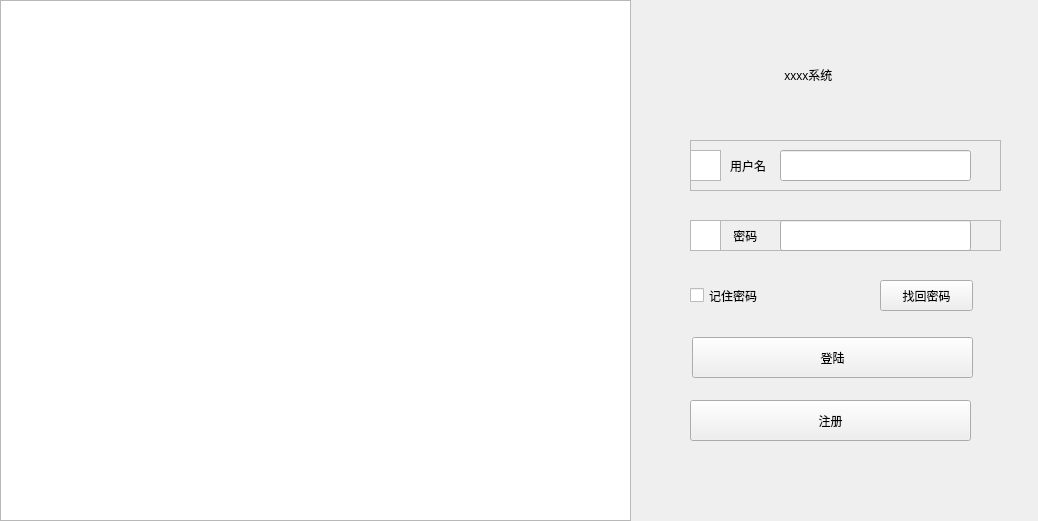
Before: the Qt Designer form UI/loginRegister/loginWidget.ui in Whitepinkwolf/Code-Reviewer-Porject, drawn with Qt 5.
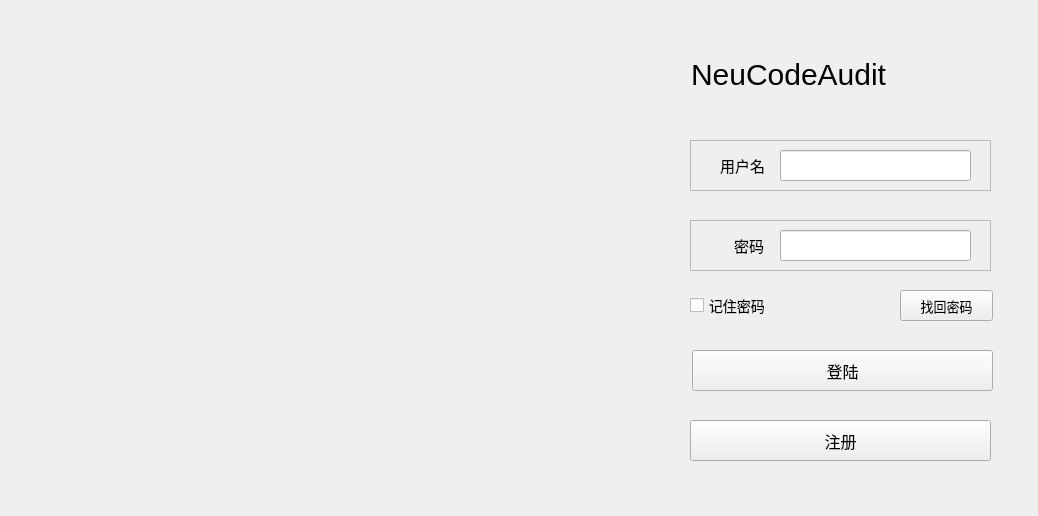
After: the same form once the commit is applied.

The edit to the form file:
```diff
--- a/UI/loginRegister/loginWidget.ui
+++ b/UI/loginRegister/loginWidget.ui
@@ -7,21 +7,29 @@
     <x>0</x>
     <y>0</y>
     <width>1038</width>
-    <height>521</height>
+    <height>516</height>
    </rect>
   </property>
   <property name="windowTitle">
    <string>Form</string>
   </property>
+  <property name="styleSheet">
+   <string notr="true"/>
+  </property>
   <widget class="QPushButton" name="LoginButton">
    <property name="geometry">
     <rect>
      <x>692</x>
-     <y>337</y>
-     <width>281</width>
+     <y>350</y>
+     <width>301</width>
      <height>41</height>
     </rect>
    </property>
+   <property name="styleSheet">
+    <string notr="true">QPushButton {
+    font-size: 16px;
+}</string>
+   </property>
    <property name="text">
     <string>登陆</string>
    </property>
@@ -29,14 +37,21 @@
   <widget class="QLabel" name="label">
    <property name="geometry">
     <rect>
-     <x>771</x>
+     <x>691</x>
      <y>54</y>
-     <width>141</width>
+     <width>291</width>
      <height>41</height>
     </rect>
    </property>
+   <property name="styleSheet">
+    <string notr="true">QLabel {
+    font-size: 30px; 
+	qproperty-alignment: AlignCenter;
+}
+</string>
+   </property>
    <property name="text">
-    <string>    xxxx系统</string>
+    <string>NeuCodeAudit</string>
    </property>
   </widget>
   <widget class="QFrame" name="frame">
@@ -44,7 +59,7 @@
     <rect>
      <x>690</x>
      <y>140</y>
-     <width>311</width>
+     <width>301</width>
      <height>51</height>
     </rect>
    </property>
@@ -67,25 +82,35 @@
    <widget class="QLabel" name="label_2">
     <property name="geometry">
      <rect>
-      <x>40</x>
+      <x>30</x>
       <y>0</y>
-      <width>51</width>
+      <width>61</width>
       <height>51</height>
      </rect>
     </property>
+    <property name="styleSheet">
+     <string notr="true">QLabel {
+    font-size: 15px; 
+	qproperty-alignment: AlignCenter;
+
+}</string>
+    </property>
     <property name="text">
      <string>用户名</string>
     </property>
    </widget>
-   <widget class="QGraphicsView" name="graphicsView">
+   <widget class="QLabel" name="picLable1">
     <property name="geometry">
      <rect>
-      <x>0</x>
+      <x>10</x>
       <y>10</y>
       <width>31</width>
       <height>31</height>
      </rect>
     </property>
+    <property name="text">
+     <string/>
+    </property>
    </widget>
   </widget>
   <widget class="QFrame" name="frame_2">
@@ -93,8 +118,8 @@
     <rect>
      <x>690</x>
      <y>220</y>
-     <width>311</width>
-     <height>31</height>
+     <width>301</width>
+     <height>51</height>
     </rect>
    </property>
    <property name="frameShape">
@@ -107,7 +132,7 @@
     <property name="geometry">
      <rect>
       <x>90</x>
-      <y>0</y>
+      <y>10</y>
       <width>191</width>
       <height>31</height>
      </rect>
@@ -117,35 +142,48 @@
     <property name="geometry">
      <rect>
       <x>40</x>
-      <y>0</y>
+      <y>10</y>
       <width>51</width>
       <height>31</height>
      </rect>
     </property>
+    <property name="styleSheet">
+     <string notr="true">QLabel {
+    font-size: 15px; 
+}</string>
+    </property>
     <property name="text">
      <string> 密码</string>
     </property>
    </widget>
-   <widget class="QGraphicsView" name="graphicsView_2">
+   <widget class="QLabel" name="picLable2">
     <property name="geometry">
      <rect>
-      <x>0</x>
-      <y>0</y>
+      <x>10</x>
+      <y>10</y>
       <width>31</width>
       <height>31</height>
      </rect>
     </property>
+    <property name="text">
+     <string/>
+    </property>
    </widget>
   </widget>
   <widget class="QPushButton" name="RegisterButton">
    <property name="geometry">
     <rect>
      <x>690</x>
-     <y>400</y>
-     <width>281</width>
+     <y>420</y>
+     <width>301</width>
      <height>41</height>
     </rect>
    </property>
+   <property name="styleSheet">
+    <string notr="true">QPushButton {
+    font-size: 16px;
+}</string>
+   </property>
    <property name="text">
     <string>注册</string>
    </property>
@@ -154,11 +192,16 @@
    <property name="geometry">
     <rect>
      <x>690</x>
-     <y>280</y>
-     <width>91</width>
+     <y>290</y>
+     <width>101</width>
      <height>31</height>
     </rect>
    </property>
+   <property name="styleSheet">
+    <string notr="true">QCheckBox{
+    font-size: 14px; 
+}</string>
+   </property>
    <property name="text">
     <string>记住密码</string>
    </property>
@@ -166,25 +209,34 @@
   <widget class="QPushButton" name="ForgetPwButton">
    <property name="geometry">
     <rect>
-     <x>880</x>
-     <y>280</y>
+     <x>900</x>
+     <y>290</y>
      <width>93</width>
      <height>31</height>
     </rect>
    </property>
+   <property name="styleSheet">
+    <string notr="true">QPushButton {
+    font-size: 13px;
+}
+</string>
+   </property>
    <property name="text">
     <string>找回密码</string>
    </property>
   </widget>
-  <widget class="QGraphicsView" name="graphicsView_3">
+  <widget class="QLabel" name="picLable3">
    <property name="geometry">
     <rect>
-     <x>0</x>
-     <y>0</y>
+     <x>1</x>
+     <y>4</y>
      <width>631</width>
-     <height>521</height>
+     <height>511</height>
     </rect>
    </property>
+   <property name="text">
+    <string/>
+   </property>
   </widget>
  </widget>
  <resources/>
```
Left out of the diff: 5 changed lines with no effect on the pictures.
